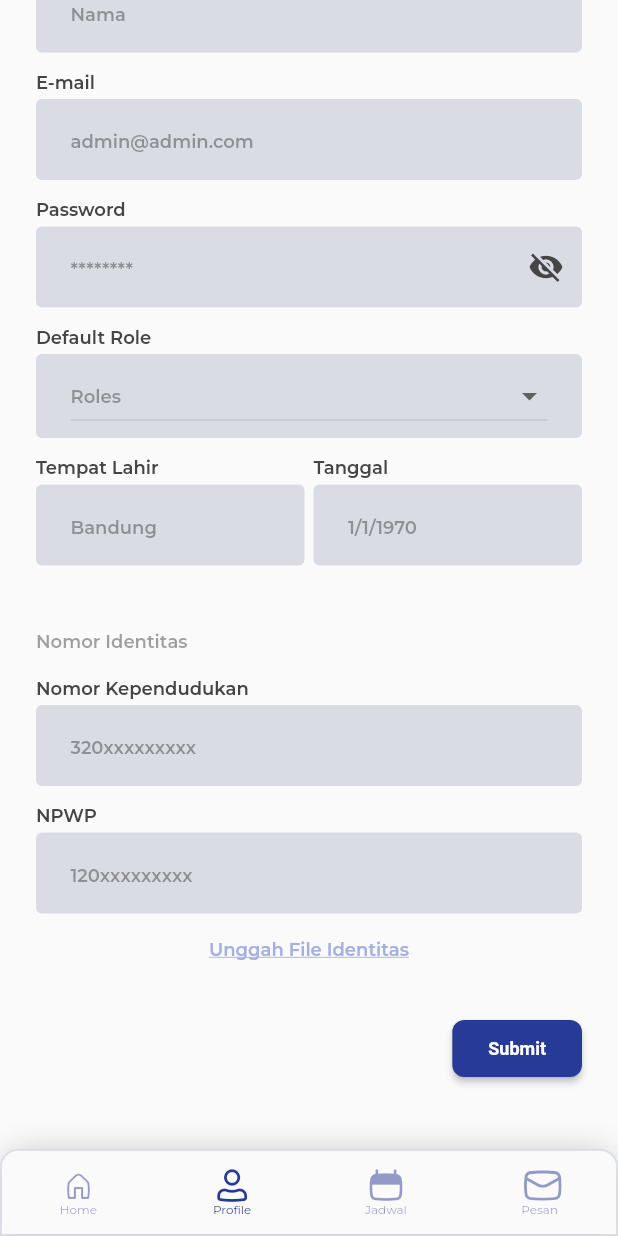
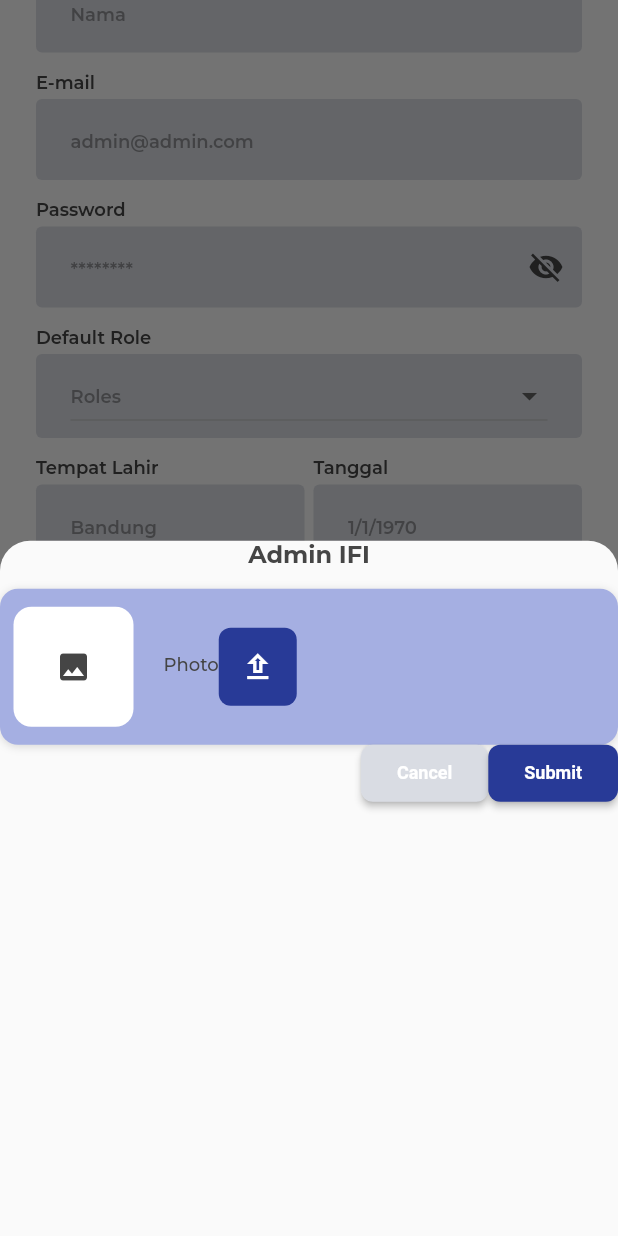
Before and after one commit to fadilmuh22/ifi_lms, a Flutter app: the screen it shows after launch, item 2 of the bottom bar chosen, scrolled down 525 dp, after a tap on "Unggah File Identitas", on a phone screen of 412 x 824 dp. Run offline on Flutter 3.47's test engine with Material 2 defaults, Android fonts, the phone set to English and light mode, and no system bars; our stand-ins replace dio, flutter_riverpod, flutter_slidable, syncfusion_flutter_calendar.

Commit message:
upload files on profile screen

```diff
--- a/lib/screens/classes_screen.dart
+++ b/lib/screens/classes_screen.dart
@@ -11,11 +11,12 @@ class ClassesScreen extends StatefulWidget {
 
 class _ClassesScreenState extends State<ClassesScreen>
     with SingleTickerProviderStateMixin {
-  final FocusNode _searchFieldFocus = FocusNode();
+  late FocusNode _searchFieldFocus;
   late TabController _tabController;
 
   @override
   void initState() {
+    _searchFieldFocus = FocusNode();
     _tabController = TabController(length: 2, vsync: this);
     super.initState();
   }
@@ -108,30 +109,36 @@ class _ClassesScreenState extends State<ClassesScreen>
                 ),
               ),
               const SizedBox(height: 24),
-              [
-                Column(
+              _getTabViews(_tabController.index),
+            ],
+          ),
+        ],
+      ),
+    );
+  }
+
+  Widget _getTabViews(int index) {
+    switch (index) {
+      case 0:
+        return Column(
           children: [
             _classListCard(context),
             _classListCard(context),
             _classListCard(context),
           ],
-                ),
-
-                // second tab bar view widget
-                Column(
+        );
+      case 1:
+        return Column(
           children: [
             const Text('Batchs'),
             _classListCard(context),
             _classListCard(context),
             _classListCard(context),
           ],
-                ),
-              ][_tabController.index],
-            ],
-          ),
-        ],
-      ),
         );
+      default:
+        return Container();
+    }
   }
 
   Container _classListCard(BuildContext context) {
--- a/lib/screens/profile_screen.dart
+++ b/lib/screens/profile_screen.dart
@@ -336,7 +336,9 @@ class _ProfileScreenState extends State<ProfileScreen> {
                   const SizedBox(height: 4),
                   Center(
                     child: TextButton(
-                      onPressed: () {},
+                      onPressed: () {
+                        uploadFile(context);
+                      },
                       child: Text(
                         'Unggah File Identitas',
                         style: TextStyle(
@@ -359,29 +361,7 @@ class _ProfileScreenState extends State<ProfileScreen> {
               Row(
                 mainAxisAlignment: MainAxisAlignment.end,
                 children: [
-                  ElevatedButton(
-                    onPressed: () {},
-                    child: const Text('Submit'),
-                    style: ElevatedButton.styleFrom(
-                      shape: RoundedRectangleBorder(
-                        borderRadius: BorderRadius.circular(8),
-                      ),
-                      padding: const EdgeInsets.symmetric(
-                        vertical: 12,
-                        horizontal: 24,
-                      ),
-                      tapTargetSize: MaterialTapTargetSize.shrinkWrap,
-                      primary: Theme.of(context).colorScheme.primary,
-                      textStyle: TextStyle(
-                        fontSize: 12,
-                        fontWeight: FontWeight.bold,
-                        color: Theme.of(context)
-                            .colorScheme
-                            .onSurface
-                            .withOpacity(.5),
-                      ),
-                    ),
-                  ),
+                  _submitButton(context),
                 ],
               ),
             ],
@@ -406,12 +386,35 @@ dynamic uploadFile(BuildContext context) {
       return Container(
         child: Column(
           children: [
-            ListTile(
-              leading: const Icon(Icons.photo),
-              title: const Text('Photo'),
-              onTap: () {
-                Navigator.pop(context);
-              },
+            _uploadFileCard(context),
+            Row(
+              mainAxisAlignment: MainAxisAlignment.end,
+              children: [
+                ElevatedButton(
+                  onPressed: () {},
+                  child: const Text('Cancel'),
+                  style: ElevatedButton.styleFrom(
+                    shape: RoundedRectangleBorder(
+                      borderRadius: BorderRadius.circular(8),
+                    ),
+                    padding: const EdgeInsets.symmetric(
+                      vertical: 12,
+                      horizontal: 24,
+                    ),
+                    tapTargetSize: MaterialTapTargetSize.shrinkWrap,
+                    primary: ColorsUtil.gray,
+                    textStyle: TextStyle(
+                      fontSize: 12,
+                      fontWeight: FontWeight.bold,
+                      color: Theme.of(context)
+                          .colorScheme
+                          .onSurface
+                          .withOpacity(.5),
+                    ),
+                  ),
+                ),
+                _submitButton(context),
+              ],
             ),
           ],
         ),
@@ -419,3 +422,104 @@ dynamic uploadFile(BuildContext context) {
     },
   );
 }
+
+ElevatedButton _submitButton(BuildContext context) {
+  return ElevatedButton(
+    onPressed: () {},
+    child: const Text('Submit'),
+    style: ElevatedButton.styleFrom(
+      shape: RoundedRectangleBorder(
+        borderRadius: BorderRadius.circular(8),
+      ),
+      padding: const EdgeInsets.symmetric(
+        vertical: 12,
+        horizontal: 24,
+      ),
+      tapTargetSize: MaterialTapTargetSize.shrinkWrap,
+      primary: Theme.of(context).colorScheme.primary,
+      textStyle: TextStyle(
+        fontSize: 12,
+        fontWeight: FontWeight.bold,
+        color: Theme.of(context).colorScheme.onSurface.withOpacity(.5),
+      ),
+    ),
+  );
+}
+
+Column _uploadFileCard(BuildContext context) {
+  return Column(
+    children: [
+      Text(
+        'Admin IFI',
+        style: TextStyle(
+          fontSize: 16,
+          fontWeight: FontWeight.bold,
+          color: Theme.of(context).colorScheme.onBackground,
+        ),
+      ),
+      const SizedBox(height: 12),
+      Container(
+        padding: const EdgeInsets.symmetric(horizontal: 9, vertical: 12),
+        decoration: BoxDecoration(
+          color: Theme.of(context).colorScheme.inversePrimary,
+          borderRadius: BorderRadius.circular(12),
+          boxShadow: [
+            BoxShadow(
+              color: const Color(0xFF777777).withOpacity(.25),
+              offset: const Offset(0, 1),
+              blurRadius: 4,
+            ),
+          ],
+        ),
+        child: Row(
+          children: [
+            Container(
+              padding: const EdgeInsets.all(28),
+              decoration: BoxDecoration(
+                color: Colors.white,
+                borderRadius: BorderRadius.circular(12),
+              ),
+              child: Icon(
+                Icons.photo,
+                size: 24,
+                color: Theme.of(context).colorScheme.onBackground,
+              ),
+            ),
+            const SizedBox(width: 20),
+            Column(
+              crossAxisAlignment: CrossAxisAlignment.start,
+              children: [
+                Text(
+                  'Photo',
+                  style: TextStyle(
+                    color: Theme.of(context).colorScheme.onBackground,
+                    fontSize: 12,
+                    fontWeight: FontWeight.w500,
+                  ),
+                ),
+                const SizedBox(height: 4),
+                Container(),
+              ],
+            ),
+            Container(
+              padding: const EdgeInsets.all(6),
+              decoration: BoxDecoration(
+                color: Theme.of(context).colorScheme.primary,
+                borderRadius: BorderRadius.circular(8),
+              ),
+              child: IconButton(
+                constraints: const BoxConstraints(),
+                icon: Icon(
+                  Icons.upload_outlined,
+                  color: Theme.of(context).colorScheme.onPrimary,
+                  size: 24,
+                ),
+                onPressed: () {},
+              ),
+            ),
+          ],
+        ),
+      ),
+    ],
+  );
+}
```
Lines whose indentation alone changed are shown as unchanged.
